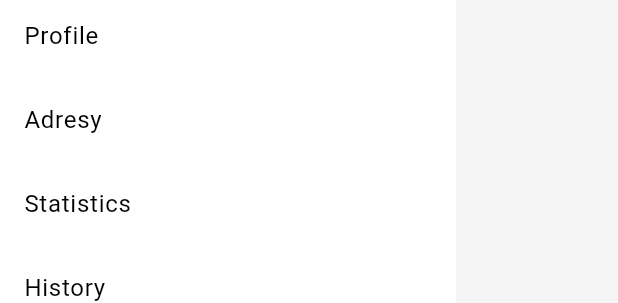
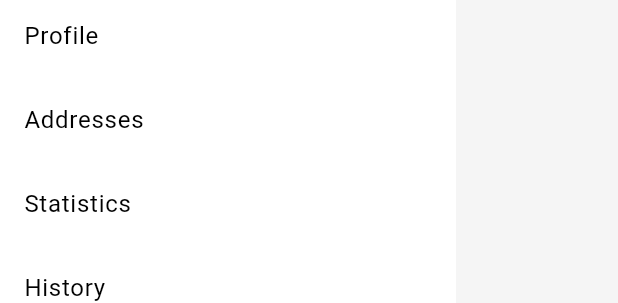
Before and after one commit to stanislav-zeman/recyclomator, a Flutter app: the CommonDrawer widget shown alone on an empty page, opened directly, on a phone screen of 412 x 824 dp. Shown: the part 259-562 px from the top of the screen. Run offline on Flutter 3.47's test engine with Material 3 defaults, Android fonts, the phone set to English and light mode, and no system bars; our stand-ins replace cloud_firestore, firebase_core, font_awesome_flutter, get_it, rxdart, tuple; accounts and stored records are empty.

Commit message:
fix: replace czech for english in drawer menu 2

```diff
--- a/lib/presentation/widgets/common/common_drawer.dart
+++ b/lib/presentation/widgets/common/common_drawer.dart
@@ -25,7 +25,7 @@ class CommonDrawer extends StatelessWidget {
           buildDrawerTile(context, 'Profile', ProfilePage()),
           buildDrawerTile(
               context,
-              'Adresy',
+              'Addresses',
               AddressesPage(
                 addressRepository: GetIt.I<FirestoreRepository<Address>>(),
               )),
```
